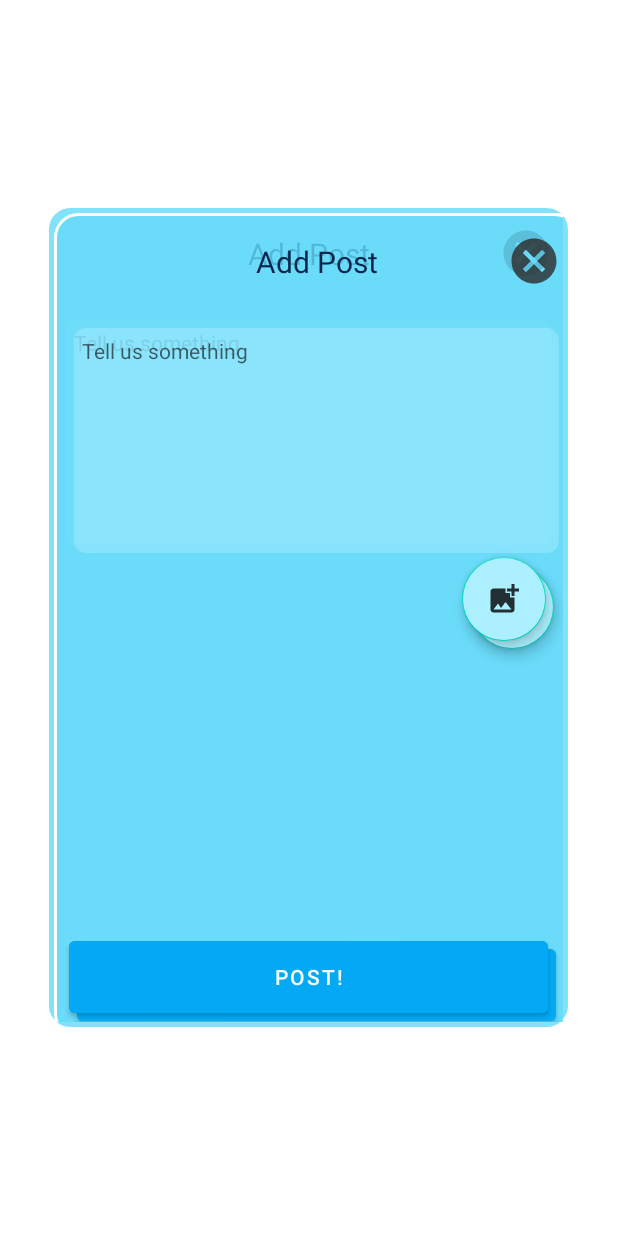
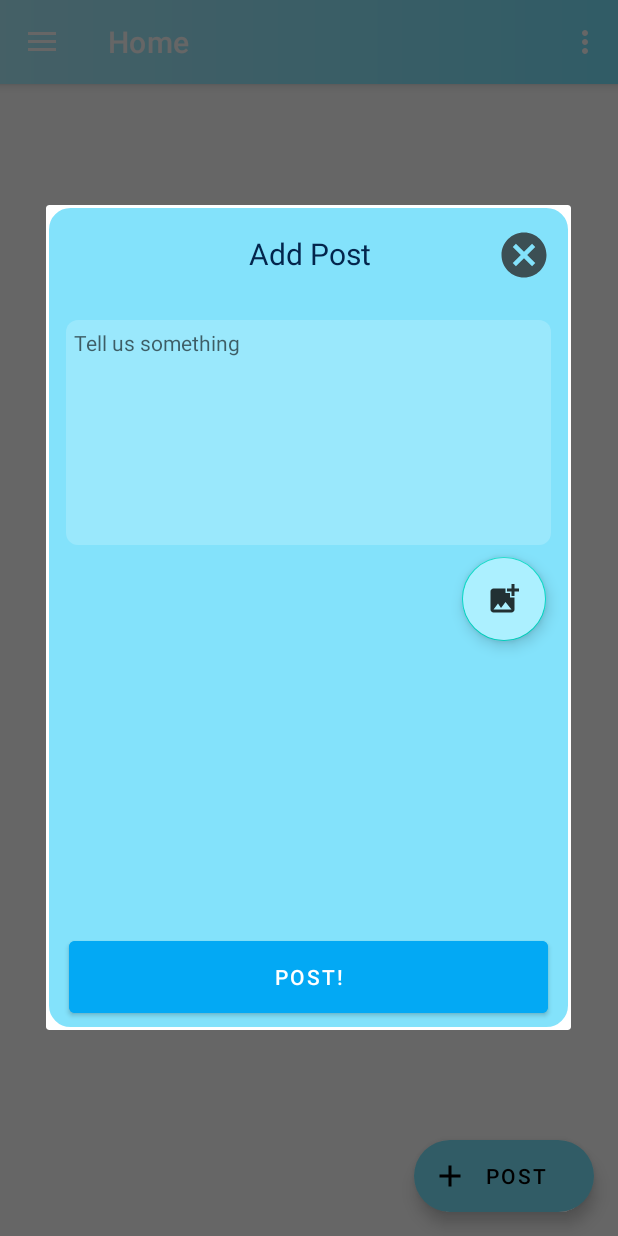
Before and after one commit to Ronenii/Fly, an Android app: the HomePageActivity screen opened directly, with no data from a screen before it, after a tap on "POST", on a phone screen of 412 x 824 dp. Run offline under Robolectric (Android 15) with nearby library versions, the phone set to English and light mode, and no system bars; our stand-ins replace navigation-ui; pictures from the network do not load.

Commit message:
Post DialogFragment changes, logic and design upgrades

```diff
--- a/app/src/main/java/com/GroupC/fly/ActivityLogic/HomePageActivity.java
+++ b/app/src/main/java/com/GroupC/fly/ActivityLogic/HomePageActivity.java
@@ -3,6 +3,8 @@ package com.GroupC.fly.ActivityLogic;
 import com.GroupC.fly.FragmentLogic.FragmentBlogPost;
 import com.GroupC.fly.R;
 import android.content.Intent;
+import android.graphics.Color;
+import android.graphics.drawable.ColorDrawable;
 import android.os.Bundle;
 import android.view.View;
 import android.view.Menu;
@@ -10,6 +12,7 @@ import android.view.Menu;
 import com.GroupC.fly.databinding.ActivityHomePageBinding;
 import com.google.android.material.navigation.NavigationView;
 
+import androidx.fragment.app.Fragment;
 import androidx.fragment.app.FragmentManager;
 import androidx.navigation.NavController;
 import androidx.navigation.Navigation;
@@ -50,10 +53,8 @@ public class HomePageActivity extends AppCompatActivity {
     }
 
     public void onPost(View view) {
-        setContentView(R.layout.fragment_blog_post2);
-        getSupportFragmentManager()
-                .beginTransaction().replace(R.id.con_post,new FragmentBlogPost())
-                .commit();
+        FragmentBlogPost fragment = new FragmentBlogPost();
+        fragment.show(getSupportFragmentManager(),"PostDialog");
     }
 
     @Override
--- a/app/src/main/java/com/GroupC/fly/FragmentLogic/FragmentBlogPost.java
+++ b/app/src/main/java/com/GroupC/fly/FragmentLogic/FragmentBlogPost.java
@@ -2,11 +2,15 @@ package com.GroupC.fly.FragmentLogic;
 
 import androidx.activity.result.ActivityResultLauncher;
 import androidx.activity.result.contract.ActivityResultContracts;
+import androidx.constraintlayout.widget.ConstraintLayout;
+import androidx.fragment.app.DialogFragment;
 import androidx.lifecycle.ViewModelProvider;
 
 import android.app.Activity;
 import android.app.AlertDialog;
 import android.content.Intent;
+import android.graphics.Color;
+import android.graphics.drawable.ColorDrawable;
 import android.os.Bundle;
 
 import androidx.annotation.NonNull;
@@ -27,14 +31,13 @@ import java.util.Hashtable;
 import java.util.Map;
 import java.util.Objects;
 
-public class FragmentBlogPost extends Fragment {
+public class FragmentBlogPost extends DialogFragment {
     private enum UserOpt { TAKE_A_PHOTO, CHOOSE_FROM_GALLERY, CANCEL }
     private FragmentBlogPostViewModel mViewModel;
 
     @Override
     public View onCreateView(@NonNull LayoutInflater inflater, @Nullable ViewGroup container, @Nullable Bundle savedInstanceState) {
         View rootView = inflater.inflate(R.layout.fragment_blog_post2, container, false);
-
         // Get the view model (all the business logic is in there).
         mViewModel = new ViewModelProvider(this).get(FragmentBlogPostViewModel.class);
         mViewModel.mMediaLauncher = getActivityLauncher();
--- a/app/src/main/res/layout/fragment_blog_post2.xml
+++ b/app/src/main/res/layout/fragment_blog_post2.xml
@@ -3,6 +3,8 @@
     xmlns:app="http://schemas.android.com/apk/res-auto"
     xmlns:tools="http://schemas.android.com/tools"
     android:id="@+id/con_post"
+    android:minWidth="350dp"
+    android:minHeight="550dp"
     android:layout_width="350dp"
     android:layout_height="550dp"
     android:layout_gravity="center"
@@ -31,7 +33,7 @@
 
     <com.google.android.material.textfield.TextInputEditText
         android:id="@+id/et_post_desc"
-        android:layout_width="match_parent"
+        android:layout_width="0dp"
         android:layout_height="wrap_content"
         android:layout_marginStart="8dp"
         android:layout_marginTop="20dp"
@@ -51,7 +53,7 @@
 
     <Button
         android:id="@+id/btn_post"
-        android:layout_width="match_parent"
+        android:layout_width="0dp"
         android:layout_height="60dp"
         android:layout_marginStart="10dp"
         android:layout_marginEnd="10dp"
@@ -66,15 +68,16 @@
 
     <ImageButton
         android:id="@+id/btn_back"
-        android:layout_width="45dp"
-        android:layout_height="45dp"
+        android:layout_width="48dp"
+        android:layout_height="48dp"
         android:layout_marginTop="4dp"
         android:backgroundTint="@color/Transparent"
+        android:contentDescription="exit"
+        android:onClick="onGoBackClick"
         app:layout_constraintEnd_toEndOf="parent"
         app:layout_constraintHorizontal_bias="0.993"
         app:layout_constraintStart_toStartOf="parent"
         app:layout_constraintTop_toTopOf="parent"
-        android:onClick="onGoBackClick"
         app:srcCompat="@drawable/ic_exit" />
 
     <com.google.android.material.floatingactionbutton.FloatingActionButton
@@ -85,6 +88,7 @@
         android:layout_marginEnd="11dp"
         android:backgroundTint="@color/colorLightBlue1"
         android:clickable="true"
+        android:contentDescription="add_pic"
         app:layout_constraintEnd_toEndOf="parent"
         app:layout_constraintTop_toBottomOf="@+id/et_post_desc"
         app:srcCompat="@drawable/ic_add_image" />
```
